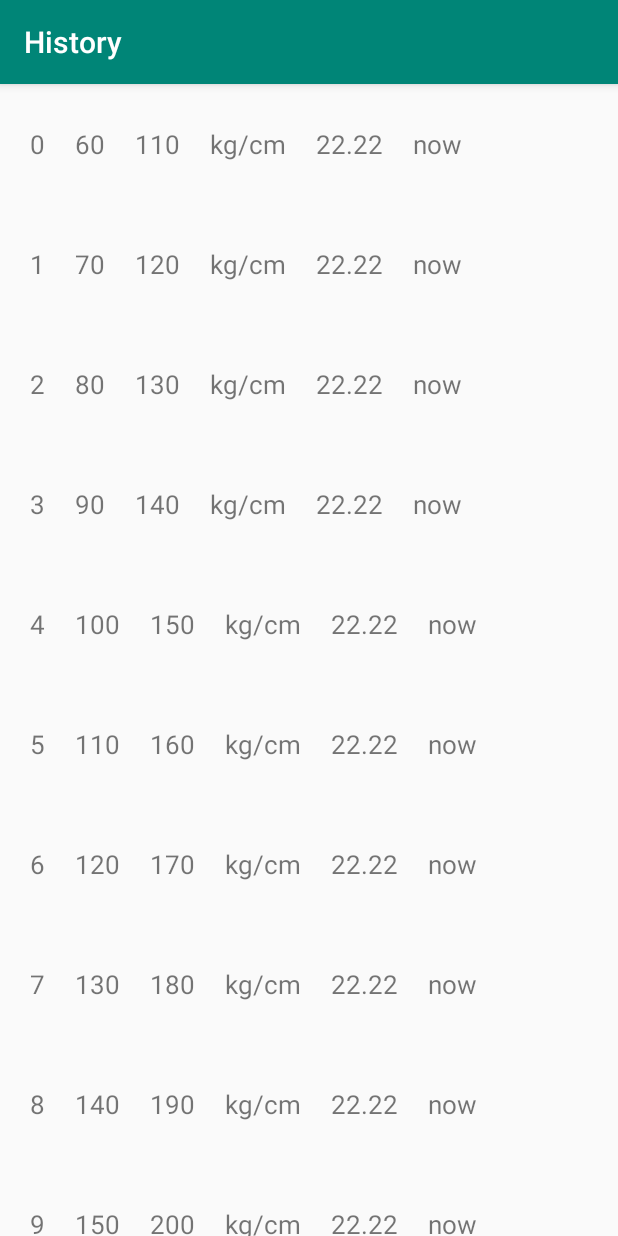
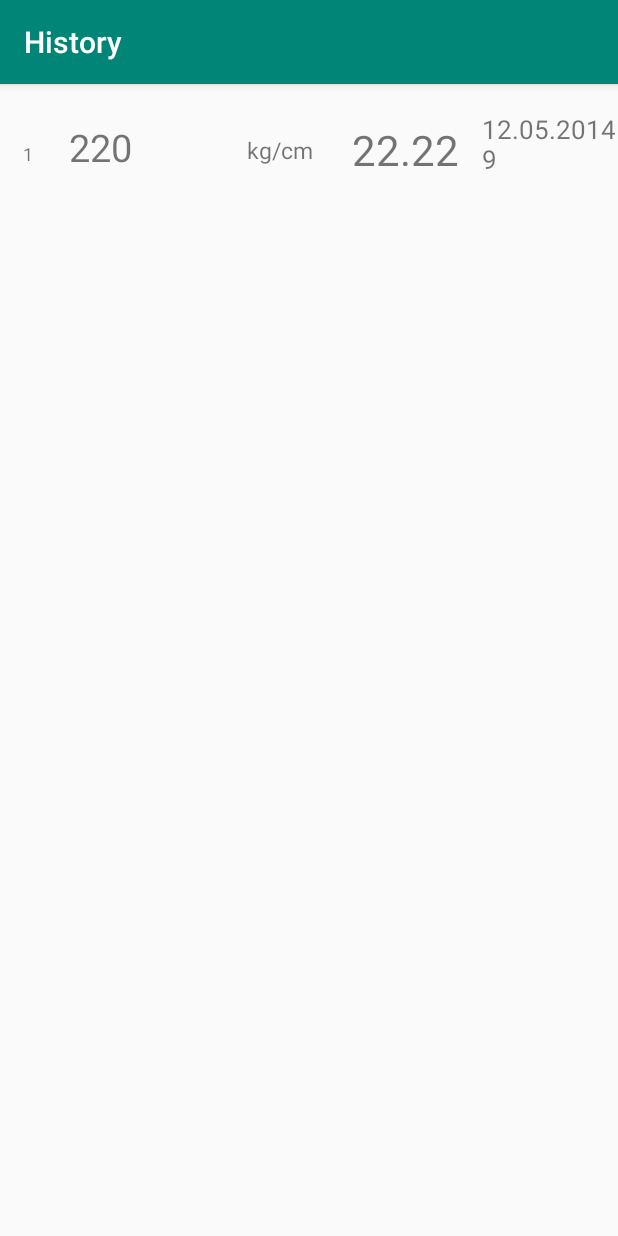
Before and after one commit to Nellvin/AndroidBmi, an Android app: the screen it shows after launch (HistoryActivity), in the options menu, after a tap on "History", on a phone screen of 412 x 824 dp. Run offline under Robolectric (Android 15) with nearby library versions, the phone set to English and light mode, and no system bars; 5 statements that could not run were skipped.

Commit message:
HistoryActivity update

```diff
--- a/app/src/main/java/com/example/bmi/CustomAdapter.kt
+++ b/app/src/main/java/com/example/bmi/CustomAdapter.kt
@@ -11,7 +11,8 @@ class CustomAdapter(
     val mHeight: ArrayList<String>,
     val mMeasures: ArrayList<String>,
     val mBMI: ArrayList<String>,
-    val mDate: ArrayList<String>
+    val mDate: ArrayList<String>,
+    val mAr :ArrayList<String>
 ) : RecyclerView.Adapter<CustomAdapter.ViewHolder>() {
     override fun onCreateViewHolder(parent: ViewGroup, viewType: Int): ViewHolder {
         val v = LayoutInflater.from(parent.context).inflate(R.layout.layout_listitem, parent, false)
@@ -20,17 +21,19 @@ class CustomAdapter(
 
 
     override fun getItemCount(): Int {
-        return mWeight.size
+        return mAr.size
     }
 
     override fun onBindViewHolder(holder: ViewHolder, position: Int) {
-        holder.number.text = position.toString()
-        holder.height.text = mHeight[position]
-        holder.weight.text = mWeight[position]
-        holder.measures.text = mMeasures[position]
-        holder.BMI.text = mBMI[position]
-        holder.Date.text = mDate[position]
+        val combi= mAr[position].split("|")
 
+        holder.number.text = (position+1).toString()
+        holder.height.text = combi[0]
+        holder.weight.text = combi[1]
+        holder.measures.text = combi[2]
+        holder.BMI.text = combi[3]
+        holder.Date.text = combi[4]
+        holder.BMI.setTextColor(combi[5].toInt())
     }
 
     class ViewHolder(itemView: View) : RecyclerView.ViewHolder(itemView) {
@@ -40,7 +43,6 @@ class CustomAdapter(
         val measures = itemView.findViewById(R.id.textView12) as TextView
         val BMI = itemView.findViewById(R.id.textView13) as TextView
         val Date = itemView.findViewById(R.id.textView14) as TextView
-        // val parentLayout=itemView.findViewById(R.id.parent_layout) as TextView
     }
 
 
--- a/app/src/main/java/com/example/bmi/HistoryActivity.kt
+++ b/app/src/main/java/com/example/bmi/HistoryActivity.kt
@@ -1,9 +1,13 @@
 package com.example.bmi
 
 import android.annotation.SuppressLint
+import android.content.Context
+import android.content.Intent
 import androidx.appcompat.app.AppCompatActivity
 import android.os.Bundle
+import android.util.Log
 import android.widget.LinearLayout
+import android.widget.Toast
 import androidx.recyclerview.widget.LinearLayoutManager
 import androidx.recyclerview.widget.RecyclerView
 import kotlinx.android.synthetic.main.layout_listitem.*
@@ -21,68 +25,16 @@ class HistoryActivity : AppCompatActivity() {
     override fun onCreate(savedInstanceState: Bundle?) {
         super.onCreate(savedInstanceState)
         setContentView(R.layout.activity_history)
+
         val actionBar = supportActionBar
         actionBar!!.title = "History"
         val recyclerView = findViewById(R.id.recycleView) as RecyclerView
         recyclerView.layoutManager = LinearLayoutManager(this, LinearLayout.VERTICAL, false)
-        initList()
-        val adapter = CustomAdapter(mWeight, mHeight, mMeasures, mBMI, mDate)
+
+        //init
+        val ar = intent.getStringArrayListExtra("arr")
+        val adapter = CustomAdapter(mWeight, mHeight, mMeasures, mBMI, mDate, ar)
 
         recyclerView.adapter = adapter
     }
-
-    private fun initList() {
-        mWeight.add("60")
-        mWeight.add("70")
-        mWeight.add("80")
-        mWeight.add("90")
-        mWeight.add("100")
-        mWeight.add("110")
-        mWeight.add("120")
-        mWeight.add("130")
-        mWeight.add("140")
-        mWeight.add("150")
-        mHeight.add("110")
-        mHeight.add("120")
-        mHeight.add("130")
-        mHeight.add("140")
-        mHeight.add("150")
-        mHeight.add("160")
-        mHeight.add("170")
-        mHeight.add("180")
-        mHeight.add("190")
-        mHeight.add("200")
-        mMeasures.add("kg/cm")
-        mMeasures.add("kg/cm")
-        mMeasures.add("kg/cm")
-        mMeasures.add("kg/cm")
-        mMeasures.add("kg/cm")
-        mMeasures.add("kg/cm")
-        mMeasures.add("kg/cm")
-        mMeasures.add("kg/cm")
-        mMeasures.add("kg/cm")
-        mMeasures.add("kg/cm")
-        mBMI.add("22.22")
-        mBMI.add("22.22")
-        mBMI.add("22.22")
-        mBMI.add("22.22")
-        mBMI.add("22.22")
-        mBMI.add("22.22")
-        mBMI.add("22.22")
-        mBMI.add("22.22")
-        mBMI.add("22.22")
-        mBMI.add("22.22")
-        // val today = Calendar.getInstance()
-        mDate.add("now")
-        mDate.add("now")
-        mDate.add("now")
-        mDate.add("now")
-        mDate.add("now")
-        mDate.add("now")
-        mDate.add("now")
-        mDate.add("now")
-        mDate.add("now")
-        mDate.add("now")
-
-    }
 }
--- /dev/null
+++ b/app/src/main/java/com/example/bmi/Historyy.kt
@@ -0,0 +1,39 @@
+package com.example.bmi
+
+class Historyy() {
+    var his = ArrayList<String>()
+
+    init {
+
+    }
+
+    fun getArray(): ArrayList<String> {
+        return his
+    }
+
+    fun addToArray(item: String) {
+        if (his.size == 10)
+            his.removeAt(0)
+        his.add(item)
+    }
+
+    override fun toString(): String {
+        var s: String = ""
+        for ((index, value) in his.withIndex()) {
+            if (index != his.size - 1)
+                s += (value + "//")
+            else
+                s += value
+        }
+        return s
+    }
+
+    fun tooArrayList(str:String){
+        val arr=str.split("//")
+        for (value in arr) {
+            his.add(value)
+        }
+    }
+
+
+}
--- a/app/src/main/java/com/example/bmi/MainActivity.kt
+++ b/app/src/main/java/com/example/bmi/MainActivity.kt
@@ -1,16 +1,35 @@
 package com.example.bmi
 
 import android.content.Intent
-import android.icu.text.IDNA
+import android.content.SharedPreferences
 import androidx.appcompat.app.AppCompatActivity
 import android.os.Bundle
+import android.util.Log
 import android.view.Menu
 import android.view.MenuItem
 import kotlinx.android.synthetic.main.activity_main.*
+import java.text.SimpleDateFormat
+import java.util.*
+
 
 
 class MainActivity : AppCompatActivity() {
     var europMesure: Boolean = true
+    val hir = Historyy()
+    var prefs: SharedPreferences? = null
+
+    companion object MainActivity {
+        const val maxKg = 160
+        const val minKg = 40
+        const val maxCm = 220
+        const val minCm = 140
+        const val maxIn = 83
+        const val minIn = 56
+        const val maxLb = 290
+        const val minLb = 90
+
+    }
+
     override fun onCreate(savedInstanceState: Bundle?) {
         var height: Double //= 0.0
         var heightString: String// = ""
@@ -18,6 +37,15 @@ class MainActivity : AppCompatActivity() {
         var weightString: String// = ""
         super.onCreate(savedInstanceState)
         setContentView(R.layout.activity_main)
+
+
+        //Hisotry recovery
+        prefs = this.getSharedPreferences("com.example.bmi.prefs", 0)
+        val stringss = prefs!!.getString("HISTORY", "")
+        Log.i("maainCREATE", stringss)
+
+        hir.tooArrayList(stringss)
+
 
         button.setOnClickListener {
             weightString = editText2.text.toString()
@@ -32,24 +60,33 @@ class MainActivity : AppCompatActivity() {
             else
                 weight = 0.0
 
-            var bmiCount: Double = 0.0
+            var bmiCount = 0.0
 
-            if (!(height > 220 || height < 140 || weight > 160.0 || weight < 40)) {
-                if (europMesure) {
-                    var bmiForKgCm: BmiForKgCm = BmiForKgCm(weight, height.toInt())
+            if (europMesure) {
+                if (height > maxCm || height < minCm) {
+                    editText.error = "Height must be between " + minCm + "-" + maxCm
+                }
+                if (weight > maxKg || weight < minKg) {
+                    editText2.error = "Weight must be between " + minKg + "-" + maxKg
+                }
+                if (!(height > maxCm || height < minCm || weight > maxKg || weight < minKg)) {
+                    var bmiForKgCm = BmiForKgCm(weight, height.toInt())
                     bmiCount = bmiForKgCm.countBmi() * 100
-                } else {
-                    var bmiForLbInch: BmiForLbInch = BmiForLbInch(weight, height.toInt())
+                    bmiCount = bmiCount.toInt() * 1.0
+                    bmiCount = bmiCount / 100
+                }
+            } else {
+                if (height > maxIn || height < minIn) {
+                    editText.error = "Height must be between " + minIn + "-" + maxIn
+                }
+                if (weight > maxLb || weight < minLb) {
+                    editText2.error = "Weight must be between " + minLb + "-" + maxLb
+                }
+                if (!(height > maxIn || height < minIn || weight > maxLb || weight < minLb)) {
+                    var bmiForLbInch = BmiForLbInch(weight, height.toInt())
                     bmiCount = bmiForLbInch.countBmi() * 100
-                }
-                bmiCount = bmiCount.toInt() * 1.0
-                bmiCount = bmiCount / 100
-            } else {
-                if (height > 220 || height < 140) {
-                    editText.error = "Height must be between 140 - 220"
-                }
-                if (weight > 160.0 || weight < 40) {
-                    editText2.error = "Weight must be between 40 - 160"
+                    bmiCount = bmiCount.toInt() * 1.0
+                    bmiCount = bmiCount / 100
                 }
             }
 
@@ -62,7 +99,6 @@ class MainActivity : AppCompatActivity() {
                 bmiText = "Underweight"
             if (bmiCount > 18.5 && bmiCount <= 25)
                 bmiText = "Healthy weight"
-//            R.string.
             if (bmiCount > 25 && bmiCount <= 30)
                 bmiText = "Overweight"
             if (bmiCount > 30 && bmiCount <= 35)
@@ -84,16 +120,24 @@ class MainActivity : AppCompatActivity() {
                 when {
                     bmiCount <= 15 -> textView.setTextColor(resources.getColor(R.color.colorJakisMaloZdrowy))
                     bmiCount <= 18.5 -> textView.setTextColor(resources.getColor(R.color.colorJakisLapisLazuli))
-                    bmiCount <= 25.5 -> textView.setTextColor(resources.getColor(R.color.colorJakisGrynszpan))
+                    bmiCount <= 25 -> textView.setTextColor(resources.getColor(R.color.colorJakisGrynszpan))
                     bmiCount <= 30.0 -> textView.setTextColor(resources.getColor(R.color.colorJakisRóżPompejański))
                     else -> textView.setTextColor(resources.getColor(R.color.colorJakiśGruby))
                 }
+
+                val sdf = SimpleDateFormat("dd/M/yyyy hh:mm:ss")
+//                val currentDate = sdf.format(Date())
+                if (europMesure)
+                    hir.addToArray(heightString + "|" + weightString + "|" + "kg/cm|" + bmiCount + "|" + Date().date + "." + (Date().month + 1) + "." + (Date().year + 1900) + "\n" + Date().hours + ":" + Date().minutes + ":" + Date().seconds + "|" + textView.currentTextColor)
+                else
+                    hir.addToArray(heightString + "|" + weightString + "|" + "lb/inch |" + bmiCount + "|" + Date().date + "." + (Date().month + 1) + "." + (Date().year + 1900) + "\n" + Date().hours + ":" + Date().minutes + ":" + Date().seconds + "|" + textView.currentTextColor)
             }
         }
         imageButton5.setOnClickListener {
             val intent = Intent(this, InfoActivity::class.java)
             intent.putExtra("bmiValue", textView2.text.toString())
             intent.putExtra("bmiValueInfo", textView.text.toString())
+
             startActivity(intent)
         }
     }
@@ -111,6 +155,8 @@ class MainActivity : AppCompatActivity() {
         }
         if (item!!.itemId == R.id.main_menu_history) {
             val intent = Intent(this, HistoryActivity::class.java)
+
+            val putExtra = intent.putExtra("arr", hir.getArray())
             startActivity(intent)
         }
         if (item.itemId == R.id.main_menu_changeMesures) {
@@ -159,6 +205,19 @@ class MainActivity : AppCompatActivity() {
         }
 
     }
+
+    override fun onStop() {
+        val editor = prefs!!.edit()
+        editor.putString("HISTORY", hir.toString())
+        Log.i("maainDESTROY", hir.toString())
+        editor.apply()
+
+        super.onStop()
+    }
+
+    override fun onDestroy() {
+        super.onDestroy()
+    }
 }
 //Aplikacja ma pamietać osattnie 10 operacje w pasku na gorze
 //Hisotry otiwera ekran z listą, ostatnich wyników
--- a/app/src/main/res/layout/layout_listitem.xml
+++ b/app/src/main/res/layout/layout_listitem.xml
@@ -5,55 +5,60 @@
                 android:id="@+id/parent_layout">
 
     <TextView
-            android:text="#1"
-            android:layout_width="wrap_content"
-            android:layout_height="wrap_content"
+            android:text="10"
+            android:layout_width="15dp"
+            android:layout_height="30dp"
             android:id="@+id/textView7"
-            android:textSize="17dp"
-            android:layout_marginLeft="20dp"
+            android:textSize="12dp"
+            android:layout_marginLeft="15dp"
+            android:gravity="bottom"
             android:layout_centerVertical="true"/>
 
     <TextView
-            android:text="60"
-            android:layout_width="wrap_content"
-            android:layout_height="wrap_content"
+            android:text="220"
+            android:layout_width="44dp"
+            android:layout_height="30dp"
             android:id="@+id/textView8"
             android:layout_toRightOf="@id/textView7"
             android:layout_centerVertical="true"
-            android:layout_marginLeft="20dp"
-            android:textSize="17dp"
+            android:layout_marginLeft="15dp"
+            android:textSize="25dp"
     />
     <TextView
             android:text="150"
-            android:layout_width="wrap_content"
-            android:layout_height="wrap_content" android:id="@+id/textView9"
+            android:layout_width="44dp"
+            android:layout_height="30dp" android:id="@+id/textView9"
             android:layout_toRightOf="@id/textView8"
             android:layout_centerVertical="true"
-            android:layout_marginLeft="20dp"
-            android:textSize="17dp"/>
+            android:layout_marginLeft="15dp"
+
+            android:textSize="25dp"/>
     <TextView
             android:text="kg/cm"
-            android:layout_width="wrap_content"
-            android:layout_height="wrap_content" android:id="@+id/textView12"
+            android:layout_width="50dp"
+            android:layout_height="30dp" android:id="@+id/textView12"
             android:layout_toRightOf="@id/textView9"
             android:layout_centerVertical="true"
-            android:layout_marginLeft="20dp"
-            android:textSize="17dp"/>
+            android:layout_marginLeft="15dp"
+            android:gravity="bottom"
+            android:textSize="15dp"/>
     <TextView
             android:text="22.22"
-            android:layout_width="wrap_content"
-            android:layout_height="wrap_content" android:id="@+id/textView13"
+            android:layout_width="76dp"
+            android:layout_height="30dp" android:id="@+id/textView13"
             android:layout_toRightOf="@id/textView12"
             android:layout_centerVertical="true"
-            android:layout_marginLeft="20dp"
-            android:textSize="17dp"/>
+            android:layout_marginLeft="15dp"
+            android:gravity="right"
+            android:textSize="28dp"/>
     <TextView
             android:text="12.05.20149"
             android:layout_width="wrap_content"
             android:layout_height="wrap_content" android:id="@+id/textView14"
             android:layout_toRightOf="@id/textView13"
             android:layout_centerVertical="true"
-            android:layout_marginLeft="20dp"
+            android:layout_marginLeft="15dp"
+            android:gravity="bottom"
             android:textSize="17dp"/>
 
 </RelativeLayout>
--- a/app/src/main/res/values/strings.xml
+++ b/app/src/main/res/values/strings.xml
@@ -4,8 +4,8 @@
     <string name="main_menu_abourMe">About me</string>
     <string name="main_menu_changeMesures">Change Mesures</string>
     <string name="info">About me</string>
-    <string name="Weightkg">Height [kg]</string>
-    <string name="Weightlb">Height [lb]</string>
+    <string name="Weightkg">Weight [kg]</string>
+    <string name="Weightlb">Weight [lb]</string>
     <string name="Heightcm">Height [cm]</string>
     <string name="Heightinch">Height [inch]</string>
 
```
Also changed, not shown: app/src/main/res/layout/activity_history.xml (+4 -3 lines).
